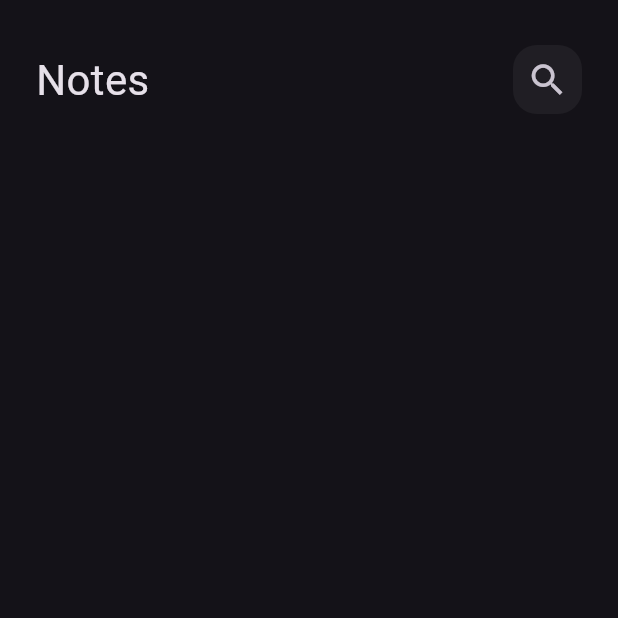
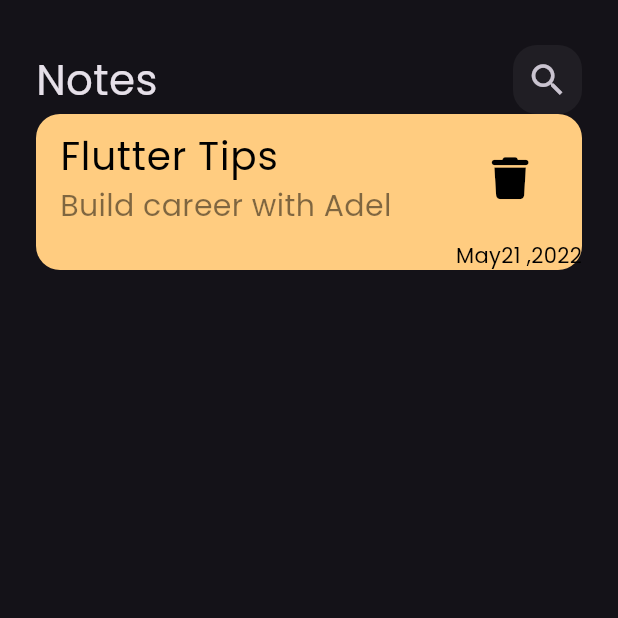
Before and after one commit to Adel-Saeed21/Note-App, a Flutter app: the screen it shows after launch, on a phone screen of 412 x 824 dp, the top half of it. Run offline on Flutter 3.47's test engine with Material 3 defaults, Android fonts, the phone set to English and light mode, and no system bars; our stand-ins replace font_awesome_flutter.

Commit message:
edit home page

```diff
--- a/lib/View/widgets/notes_view_body.dart
+++ b/lib/View/widgets/notes_view_body.dart
@@ -1,4 +1,5 @@
 import 'package:flutter/material.dart';
+import 'package:font_awesome_flutter/font_awesome_flutter.dart';
 import 'package:notetest/View/widgets/custom_app_bar.dart';
 
 class NotesViewBody extends StatelessWidget {
@@ -8,7 +9,46 @@ class NotesViewBody extends StatelessWidget {
   Widget build(BuildContext context) {
     return Padding(
       padding: EdgeInsets.symmetric(horizontal: 24),
-      child: Column(children: [const SizedBox(height: 30), CustomAppBar()]),
+      child: Column(
+        children: [const SizedBox(height: 30), CustomAppBar(), NoteItem()],
+      ),
     );
   }
 }
+
+class NoteItem extends StatelessWidget {
+  const NoteItem({super.key});
+
+  @override
+  Widget build(BuildContext context) {
+    return Container(
+      decoration: BoxDecoration(
+        color: Color(0xffFFCC80),
+        borderRadius: BorderRadius.circular(16),
+      ),
+      child: Column(
+        crossAxisAlignment: CrossAxisAlignment.end,
+        children: [
+          ListTile(
+            title: const Text(
+              "Flutter Tips",
+              style: TextStyle(color: Colors.black, fontSize: 26),
+            ),
+            subtitle: Text(
+              "Build career with Adel",
+              style: TextStyle(
+                color: Colors.black.withValues(alpha: .5),
+                fontSize: 20,
+              ),
+            ),
+            trailing: IconButton(
+              onPressed: () {},
+              icon: Icon(FontAwesomeIcons.trash, size: 28, color: Colors.black),
+            ),
+          ),
+          Text("May21 ,2022", style: TextStyle(color: Colors.black)),
+        ],
+      ),
+    );
+  }
+}
--- a/lib/main.dart
+++ b/lib/main.dart
@@ -13,9 +13,7 @@ class MyApp extends StatelessWidget {
   Widget build(BuildContext context) {
     return MaterialApp(
       debugShowCheckedModeBanner: false,
-      theme: ThemeData(
-        brightness: Brightness.dark
-      ),
+      theme: ThemeData(brightness: Brightness.dark, fontFamily: "Poppins"),
       home: Homescreen(),
     );
   }
```
Also changed, not shown: pubspec.yaml (+8 -14 lines), pubspec.lock.
